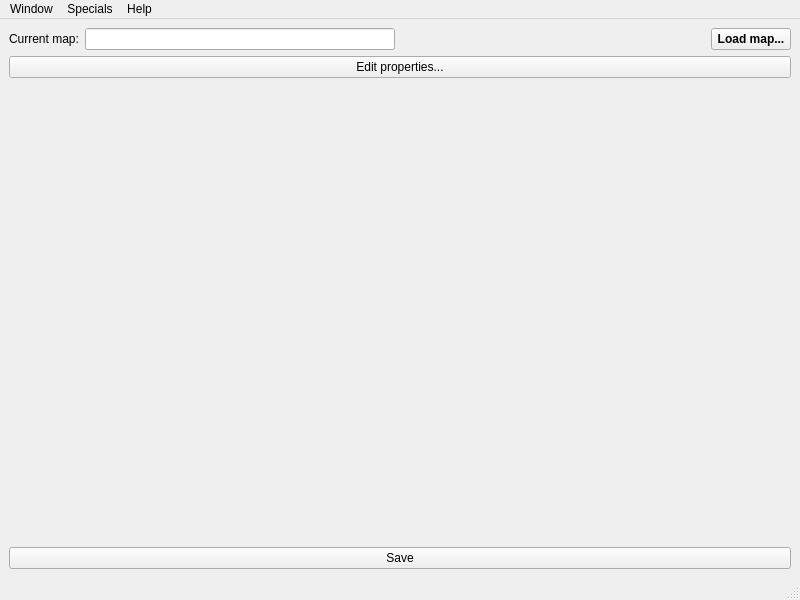
This is OTModules/wMaps/wmaps.ui in pietr26/OMSI-Tools as Qt 5 draws it before an edit. The edited form follows.
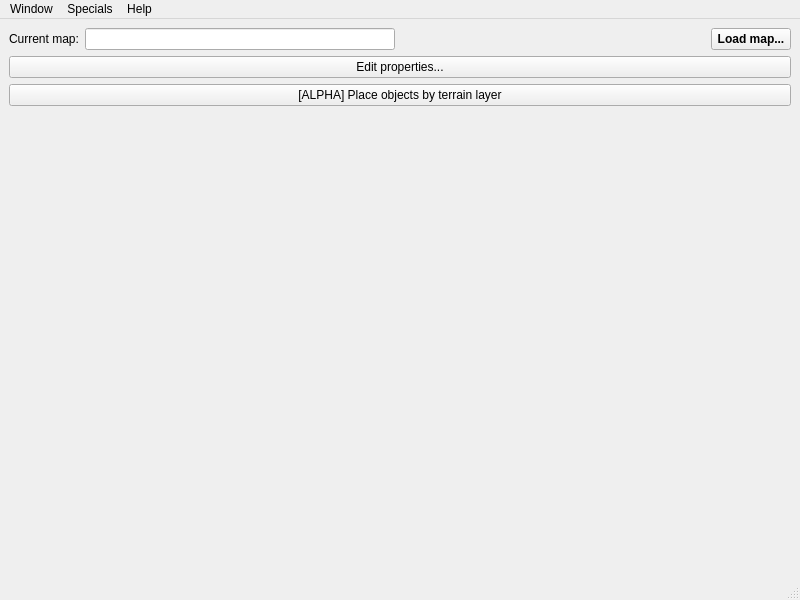
This is the edited form. Icons and pictures are not drawn.

Commit message: Added PlaceObjects module (wMap)

What changed in the file:
```diff
--- a/OTModules/wMaps/wmaps.ui
+++ b/OTModules/wMaps/wmaps.ui
@@ -73,6 +73,13 @@
       </property>
      </widget>
     </item>
+    <item>
+     <widget class="QPushButton" name="btnPlaceObjects">
+      <property name="text">
+       <string>[ALPHA] Place objects by terrain layer</string>
+      </property>
+     </widget>
+    </item>
     <item>
      <spacer name="verticalSpacer">
       <property name="orientation">
@@ -120,13 +127,6 @@
       </property>
      </widget>
     </item>
-    <item>
-     <widget class="QPushButton" name="btnSave">
-      <property name="text">
-       <string>Save</string>
-      </property>
-     </widget>
-    </item>
    </layout>
   </widget>
   <widget class="QMenuBar" name="menubar">
```
Left out of the diff: 2 changed lines with no effect on the pictures. The commit also changes 6 other files.
